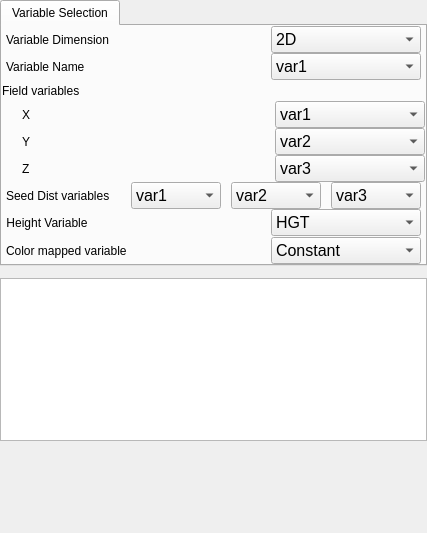
Before: the Qt Designer form apps/vaporgui/VariablesWidgetGUI.ui in StasJ/vapor-formatted, drawn with Qt 5.
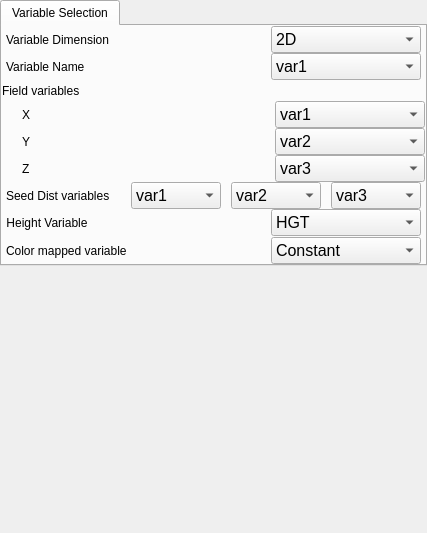
After: the same form once the commit is applied. Custom widgets are drawn as their Qt base class.

The edit to the form file:
```diff
--- a/apps/vaporgui/VariablesWidgetGUI.ui
+++ b/apps/vaporgui/VariablesWidgetGUI.ui
@@ -1026,16 +1026,6 @@
      </property>
     </widget>
    </item>
-   <item>
-    <widget class="QTableWidget" name="testTable">
-     <property name="sizePolicy">
-      <sizepolicy hsizetype="Expanding" vsizetype="Maximum">
-       <horstretch>0</horstretch>
-       <verstretch>0</verstretch>
-      </sizepolicy>
-     </property>
-    </widget>
-   </item>
    <item>
     <spacer name="verticalSpacer">
      <property name="orientation">
```
